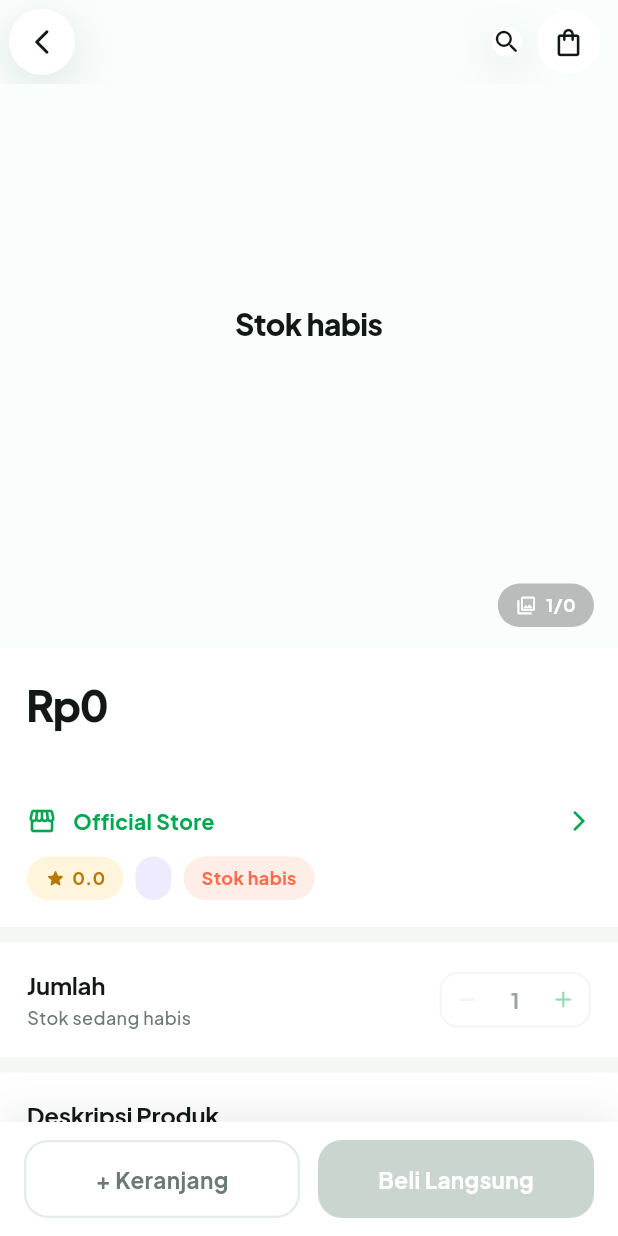
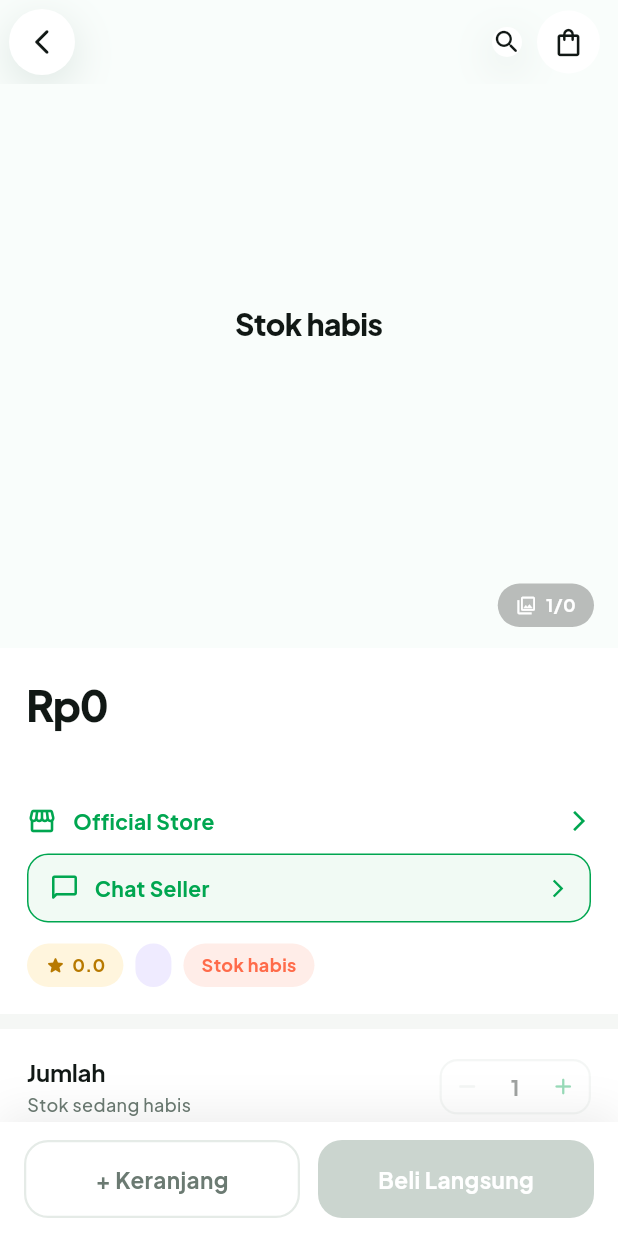
Before and after one commit to seravym/flutter-tokopedia-clone, a Flutter app: the ProductDetailPage screen opened directly with empty values, on a phone screen of 412 x 824 dp. Run offline on Flutter 3.47's test engine with Material 3 defaults, Android fonts, the phone set to English and light mode, and no system bars; our stand-ins replace cached_network_image, go_router, google_fonts, google_nav_bar, liquid_pull_to_refresh, shared_preferences and 1 more; accounts and stored records are empty; network calls fail.

Commit message:
menambahkan fitur chat seller

```diff
--- a/lib/screens/orders/order_detail_page.dart
+++ b/lib/screens/orders/order_detail_page.dart
@@ -116,7 +116,7 @@ class OrderDetailPage extends StatelessWidget {
               crossAxisAlignment: CrossAxisAlignment.start,
               children: [
                 const Text(
-                  'Pengiriman',
+                  'Alamat Pengiriman',
                   style: TextStyle(
                     fontSize: 16,
                     fontWeight: FontWeight.w700,
--- a/lib/screens/product/product_detail_page.dart
+++ b/lib/screens/product/product_detail_page.dart
@@ -13,6 +13,7 @@ import '../../widgets/common.dart';
 import '../../widgets/product_card.dart';
 import '../cart/cart_page.dart';
 import '../store/seller_store_page.dart';
+import '../chat/seller_chat_page.dart';
 
 class ProductDetailPage extends StatefulWidget {
   final Product product;
@@ -379,6 +380,47 @@ class _ProductDetailPageState extends State<ProductDetailPage> {
                   color: AppColors.green,
                 ),
               ],
+            ),
+          ),
+
+          const SizedBox(height: 12),
+
+          GestureDetector(
+            onTap: () {
+              Navigator.push(
+                context,
+                MaterialPageRoute(builder: (_) => SellerChatPage(product: p)),
+              );
+            },
+            child: Container(
+              width: double.infinity,
+              padding: const EdgeInsets.symmetric(horizontal: 14, vertical: 12),
+              decoration: BoxDecoration(
+                color: AppColors.mintSoft,
+                borderRadius: BorderRadius.circular(14),
+                border: Border.all(color: AppColors.green),
+              ),
+              child: Row(
+                children: [
+                  const Icon(
+                    Icons.chat_bubble_outline_rounded,
+                    size: 20,
+                    color: AppColors.green,
+                  ),
+                  const SizedBox(width: 10),
+                  Expanded(
+                    child: Text(
+                      'Chat Seller',
+                      style: T.s(14, w: FontWeight.w700, c: AppColors.green),
+                    ),
+                  ),
+                  const Icon(
+                    Icons.arrow_forward_ios,
+                    size: 14,
+                    color: AppColors.green,
+                  ),
+                ],
+              ),
             ),
           ),
 
```
Also changed, not shown: lib/screens/chat/seller_chat_page.dart (added, +127 -0 lines).
